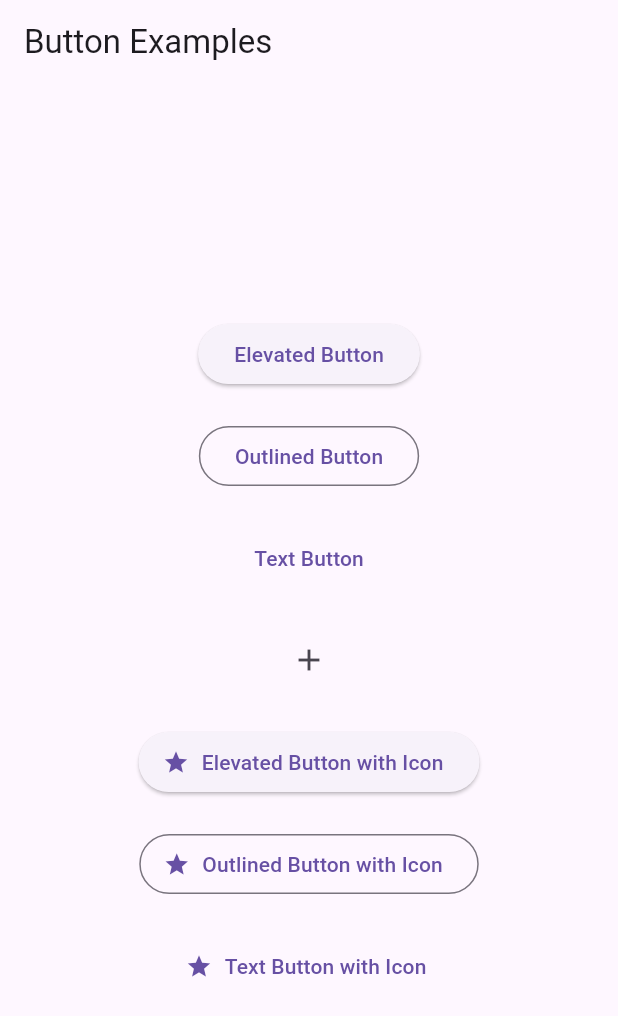
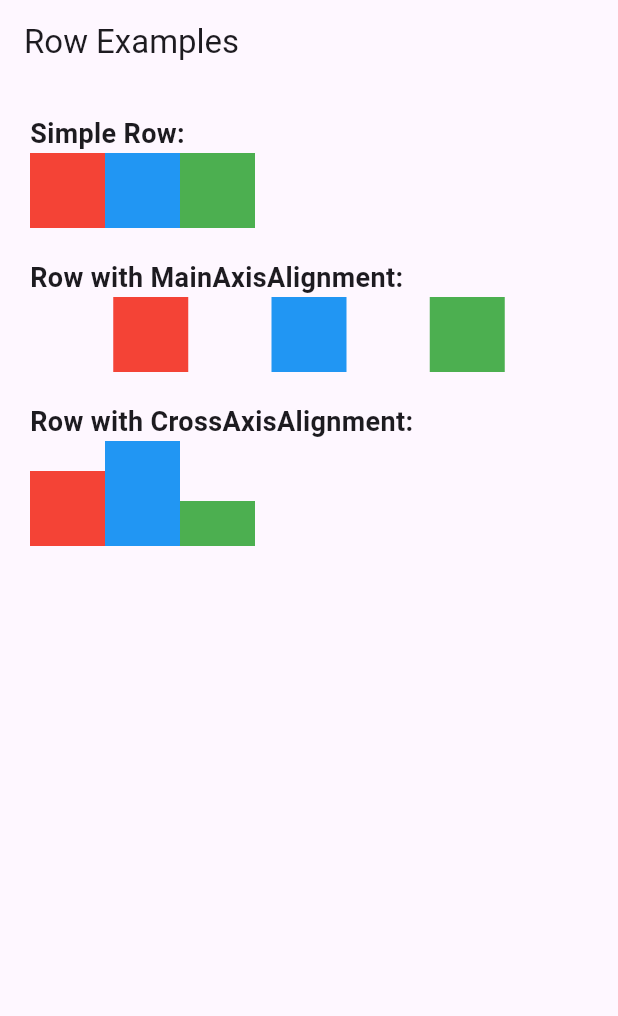
Before and after one commit to stevhens/flutter_learn, a Flutter app: the screen it shows after launch, on a phone screen of 412 x 824 dp. Shown: the top 1016 px of the screen. Run offline on Flutter 3.47's test engine with Material 3 defaults, Android fonts, the phone set to English and light mode, and no system bars.

Commit message:
Add Row UI sample

```diff
--- a/lib/main.dart
+++ b/lib/main.dart
@@ -1,6 +1,8 @@
 import 'package:flutter/material.dart';
 import 'package:flutter_learn/samples/button_samples.dart';
+import 'package:flutter_learn/samples/row_samples.dart';
 
 void main() {
-  runApp(MyButtonApp());
+  // runApp(MyButtonApp());
+  runApp(MyRowApp());
 }
--- /dev/null
+++ b/lib/samples/row_samples.dart
@@ -0,0 +1,106 @@
+import 'package:flutter/material.dart';
+
+class MyRowApp extends StatelessWidget {
+  @override
+  Widget build(BuildContext context) {
+    return MaterialApp(
+      title: 'Flutter Row Examples',
+      theme: ThemeData(
+        primarySwatch: Colors.blue,
+      ),
+      home: RowExample(),
+    );
+  }
+}
+
+class RowExample extends StatelessWidget {
+  @override
+  Widget build(BuildContext context) {
+    return Scaffold(
+      appBar: AppBar(
+        title: Text('Row Examples'),
+      ),
+      body: Padding(
+        padding: const EdgeInsets.all(20.0),
+        child: Column(
+          crossAxisAlignment: CrossAxisAlignment.start,
+          children: [
+            Text(
+              'Simple Row:',
+              style: TextStyle(fontSize: 18, fontWeight: FontWeight.bold),
+            ),
+            Row(
+              children: [
+                Container(
+                  color: Colors.red,
+                  width: 50,
+                  height: 50,
+                ),
+                Container(
+                  color: Colors.blue,
+                  width: 50,
+                  height: 50,
+                ),
+                Container(
+                  color: Colors.green,
+                  width: 50,
+                  height: 50,
+                ),
+              ],
+            ),
+            SizedBox(height: 20),
+            Text(
+              'Row with MainAxisAlignment:',
+              style: TextStyle(fontSize: 18, fontWeight: FontWeight.bold),
+            ),
+            Row(
+              mainAxisAlignment: MainAxisAlignment.spaceEvenly,
+              children: [
+                Container(
+                  color: Colors.red,
+                  width: 50,
+                  height: 50,
+                ),
+                Container(
+                  color: Colors.blue,
+                  width: 50,
+                  height: 50,
+                ),
+                Container(
+                  color: Colors.green,
+                  width: 50,
+                  height: 50,
+                ),
+              ],
+            ),
+            SizedBox(height: 20),
+            Text(
+              'Row with CrossAxisAlignment:',
+              style: TextStyle(fontSize: 18, fontWeight: FontWeight.bold),
+            ),
+            Row(
+              crossAxisAlignment: CrossAxisAlignment.end,
+              children: [
+                Container(
+                  color: Colors.red,
+                  width: 50,
+                  height: 50,
+                ),
+                Container(
+                  color: Colors.blue,
+                  width: 50,
+                  height: 70,
+                ),
+                Container(
+                  color: Colors.green,
+                  width: 50,
+                  height: 30,
+                ),
+              ],
+            ),
+          ],
+        ),
+      ),
+    );
+  }
+}
```
